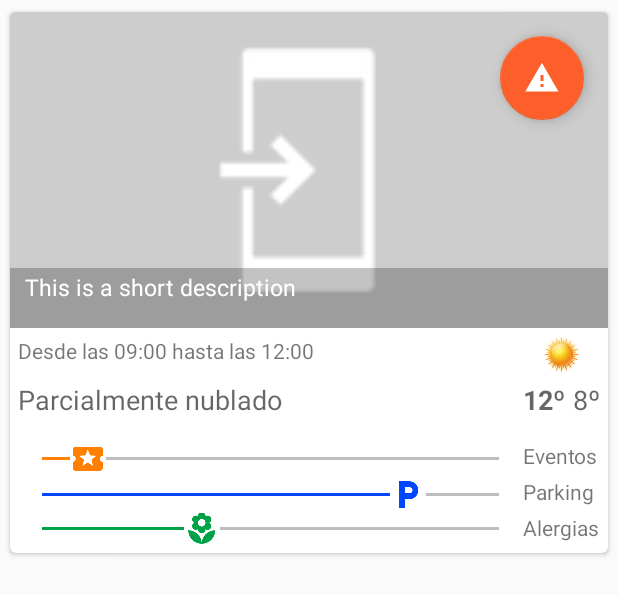
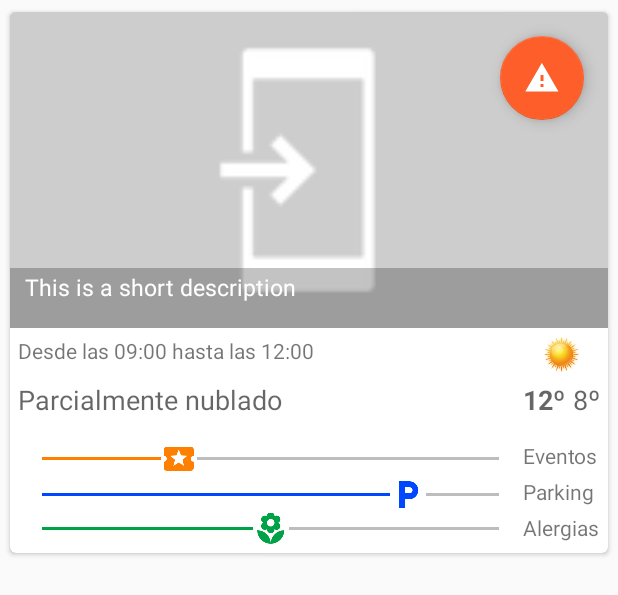
Before and after one commit to alonsod86/KarmApp, an Android app: the layout card_view.xml on its own in the app's theme, with its tools: preview values and no code run, on a phone screen of 412 x 824 dp. Shown: the top 595 px of the screen. Run offline under Robolectric (Android 15) with nearby library versions, the phone set to English and light mode, and no system bars.

```diff
--- a/app/build.gradle
+++ b/app/build.gradle
@@ -48,7 +48,6 @@ dependencies {
 
     // JSON parsing
     compile 'com.google.code.gson:gson:2.5'
-
 }
 
 apply plugin: 'com.google.gms.google-services'
--- a/app/src/main/java/fs/ndt/karmapp/SignInActivity.java
+++ b/app/src/main/java/fs/ndt/karmapp/SignInActivity.java
@@ -229,6 +229,8 @@ public class SignInActivity extends AppCompatActivity implements
                         startActivity(intent);
                     }
                 });
+                Intent intent = new Intent(getApplicationContext(), CardsActivity.class);
+                startActivity(intent);
             }
         } else {
             mStatusTextView.setText(R.string.signed_out);
--- a/app/src/main/res/layout/card_view.xml
+++ b/app/src/main/res/layout/card_view.xml
@@ -121,7 +121,7 @@
                 android:layout_width="wrap_content"
                 android:layout_height="wrap_content"
                 android:id="@+id/barEvents"
-                android:progress="10"
+                android:progress="3"
                 android:progressTint="#ff8000"
                 android:progressBackgroundTint="#000000"
                 android:thumbTint="#ff8000"
@@ -129,33 +129,36 @@
                 android:layout_below="@+id/txtWeather"
                 android:layout_alignStart="@+id/txtWeather"
                 android:layout_marginTop="15dp"
-                android:layout_toStartOf="@+id/txtMax" />
+                android:layout_toStartOf="@+id/txtMax"
+                android:max="10" />
 
             <SeekBar
                 android:layout_width="wrap_content"
                 android:layout_height="wrap_content"
                 android:id="@+id/barParking"
-                android:progress="80"
+                android:progress="8"
                 android:progressTint="#0048ff"
                 android:progressBackgroundTint="#000000"
                 android:thumbTint="#0048ff"
                 android:thumb="@drawable/ic_local_parking_black_24dp"
                 android:layout_below="@+id/barEvents"
                 android:layout_alignParentStart="true"
-                android:layout_alignEnd="@+id/barEvents" />
+                android:layout_alignEnd="@+id/barEvents"
+                android:max="10" />
 
             <SeekBar
                 android:layout_width="wrap_content"
                 android:layout_height="wrap_content"
                 android:id="@+id/barAlergies"
-                android:progress="35"
+                android:progress="5"
                 android:progressTint="#00a247"
                 android:progressBackgroundTint="#000000"
                 android:thumbTint="#00a247"
                 android:thumb="@drawable/ic_local_florist_black_24dp"
                 android:layout_below="@+id/barParking"
                 android:layout_alignParentStart="true"
-                android:layout_alignEnd="@+id/barParking" />
+                android:layout_alignEnd="@+id/barParking"
+                android:max="10" />
 
             <TextView
                 android:layout_width="wrap_content"
```
Also changed, not shown: app/src/main/java/fs/ndt/karmapp/cards/CardAdapter.java (+73 -16 lines), app/src/main/java/fs/ndt/karmapp/rest/REST.java (+17 -3 lines).
